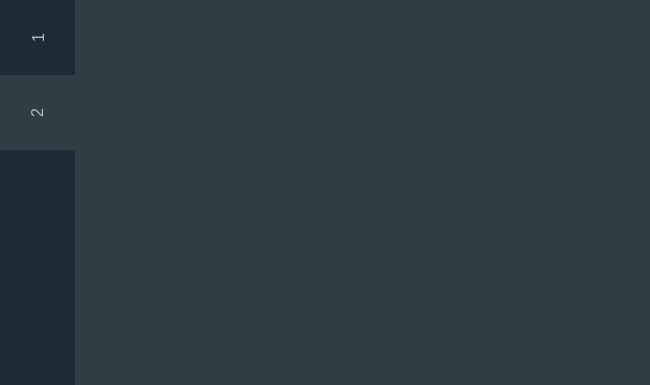
This is src/settingsDialog.ui in MuesliReep/TradeDeck as Qt 5 draws it before an edit. The edited form follows.
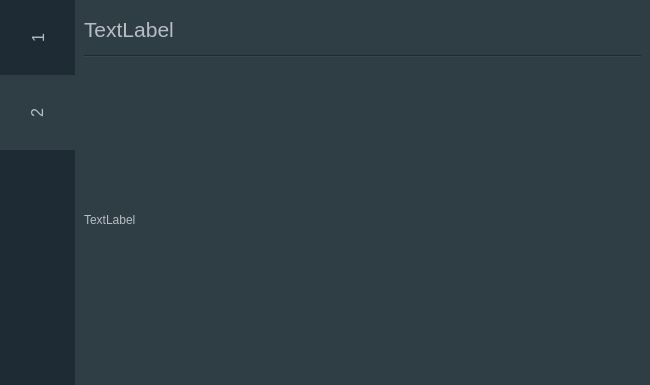
This is the edited form. The open tabs and pages were chosen to show the change.

What changed in the file:
```diff
--- a/src/settingsDialog.ui
+++ b/src/settingsDialog.ui
@@ -140,6 +140,44 @@
       <attribute name="title">
        <string>2</string>
       </attribute>
+      <layout class="QVBoxLayout" name="verticalLayout_3">
+       <item>
+        <layout class="QVBoxLayout" name="verticalLayout_4">
+         <item>
+          <widget class="QLabel" name="label_4">
+           <property name="maximumSize">
+            <size>
+             <width>16777215</width>
+             <height>40</height>
+            </size>
+           </property>
+           <property name="font">
+            <font>
+             <pointsize>16</pointsize>
+            </font>
+           </property>
+           <property name="text">
+            <string>TextLabel</string>
+           </property>
+          </widget>
+         </item>
+         <item>
+          <widget class="Line" name="line_2">
+           <property name="orientation">
+            <enum>Qt::Horizontal</enum>
+           </property>
+          </widget>
+         </item>
+         <item>
+          <widget class="QLabel" name="label_5">
+           <property name="text">
+            <string>TextLabel</string>
+           </property>
+          </widget>
+         </item>
+        </layout>
+       </item>
+      </layout>
      </widget>
     </widget>
    </item>
```
